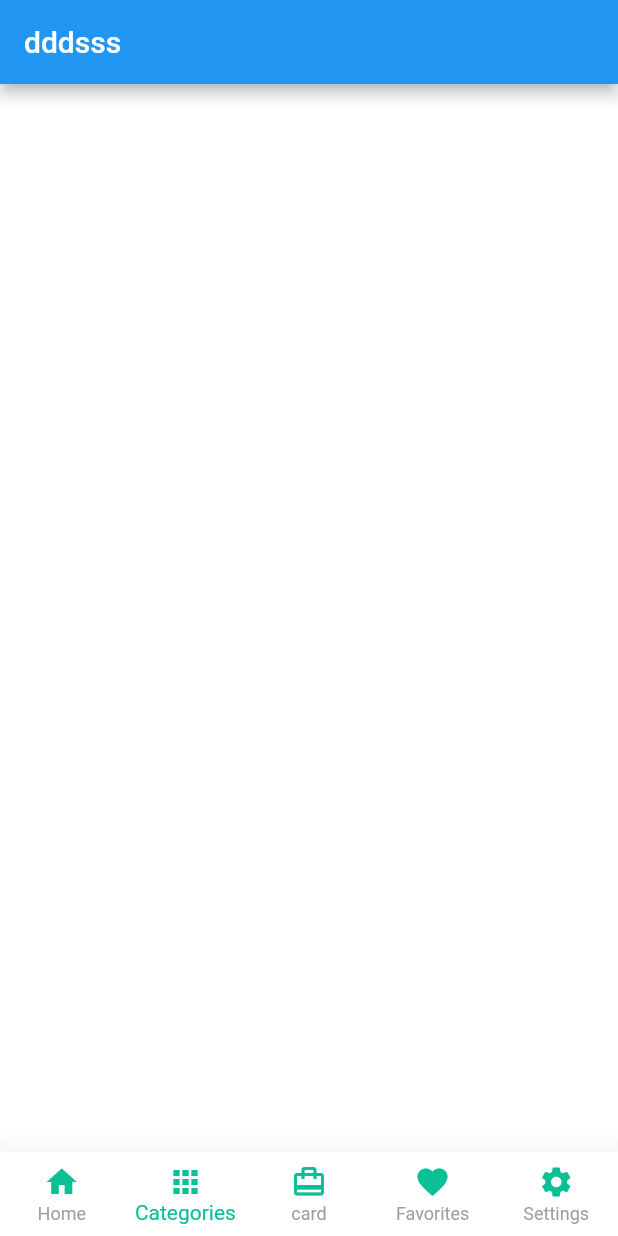
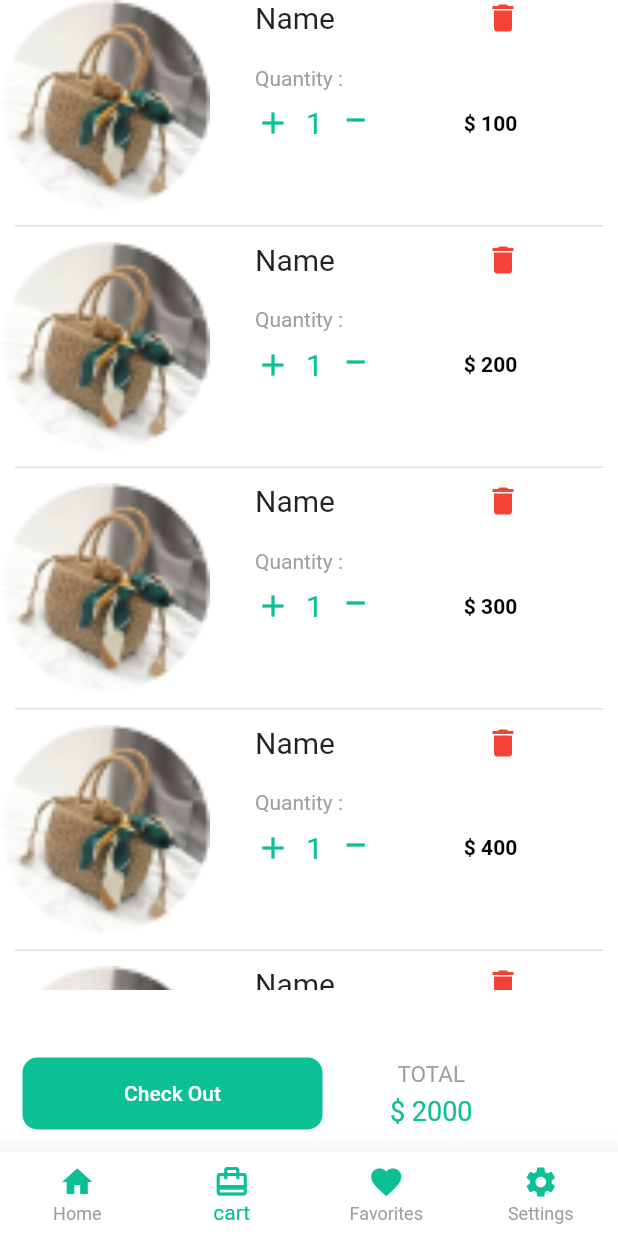
Before and after one commit to mido75/project-with-flutter1, a Flutter app: the screen it shows once a user with an empty profile is signed in, item 2 of the bottom bar chosen, on a phone screen of 412 x 824 dp. Run offline on Flutter 3.47's test engine with Material 2 defaults, Android fonts, the phone set to English and light mode, and no system bars; our stand-ins replace cloud_firestore, firebase_auth, firebase_core, flutter_svg, get, google_sign_in; missing offline and left inert: flutter_facebook_auth, flutter_login_facebook; accounts and stored records are empty; network calls fail; Roboto replaces fonts that are missing (jannah).

Commit message:
Rahma_mahmoud

```diff
--- a/lib/core/viewModel/control_view_model.dart
+++ b/lib/core/viewModel/control_view_model.dart
@@ -1,10 +1,11 @@
 import 'package:flutter/material.dart';
 import 'package:get/get.dart';
-import 'package:untitled/modules/card/card.dart';
+import 'package:untitled/modules/cart_screen/cart.dart';
 import 'package:untitled/modules/cateogries_screen/cateogries_screen.dart';
-import 'package:untitled/modules/favorite_screen/favorites_screen.dart';
 import 'package:untitled/modules/home/home_screen.dart';
 import 'package:untitled/modules/setting_screen/setting_screen.dart';
+
+import '../../modules/favourites/favorites_screen.dart';
 
 class ControlViewModel extends GetxController {
 
@@ -26,20 +27,15 @@ class ControlViewModel extends GetxController {
         }
       case 1:
         {
-          _currentScreen =  CateogriesScreen();
+          _currentScreen = CartScreen();
           break;
         }
       case 2:
         {
-          _currentScreen = CardScreen();
+          _currentScreen = FavoriteScreen();
           break;
         }
       case 3:
-        {
-          _currentScreen = FavoriteScreen();
-          break;
-        }
-      case 4:
         {
           _currentScreen = SettingScreen();
           break;
--- a/lib/layout/shop_layout.dart
+++ b/lib/layout/shop_layout.dart
@@ -1,12 +1,10 @@
 import 'package:flutter/material.dart';
 import 'package:get/get.dart';
 import 'package:untitled/core/viewModel/control_view_model.dart';
-import 'package:untitled/modules/card/card.dart';
+import 'package:untitled/modules/cart_screen/cart.dart';
 import 'package:untitled/modules/cateogries_screen/cateogries_screen.dart';
-import 'package:untitled/modules/favorite_screen/favorites_screen.dart';
 import 'package:untitled/modules/home/home_screen.dart';
 import 'package:untitled/modules/setting_screen/setting_screen.dart';
-
 import '../core/viewModel/home_view_model.dart';
 /*
 class ShopLayout extends StatelessWidget {
--- a/lib/modules/card/card.dart
+++ /dev/null
@@ -1,13 +0,0 @@
-import 'package:flutter/material.dart';
-
-class CardScreen extends StatelessWidget {
-
-  @override
-  Widget build(BuildContext context) {
-    return Scaffold(
-      appBar: AppBar(
-        title: Text('dddsswwqqq'),
-      ),
-    );
-  }
-}
--- /dev/null
+++ b/lib/modules/cart_screen/cart.dart
@@ -0,0 +1,155 @@
+import 'dart:core';
+
+import 'package:flutter/material.dart';
+
+class CartScreen extends StatelessWidget {
+List<String> names = <String>[
+  "Name",
+  "Name",
+  "Name",
+  "Name",
+  "Name",
+  ];
+List<String> string = <String>[
+  "Quantity : ",
+  "Quantity : ",
+  "Quantity : ",
+  "Quantity : ",
+  "Quantity : ",
+
+];
+List<String> images = <String>[
+  'imagies/Ellipse5.png',
+  'imagies/Ellipse5.png',
+  'imagies/Ellipse5.png',
+  'imagies/Ellipse5.png',
+  'imagies/Ellipse5.png',
+];
+List<int> prices =<int> [
+  100,200,300,400,500
+];
+  @override
+  Widget build(BuildContext context) {
+    return Scaffold(
+     body: Column(
+       children: [
+       Expanded(
+         child: Container(
+           child: ListView.separated(itemBuilder: (context,index){
+             return Container(
+               height: 140,
+               child:  Row(
+                 children: [
+                   Container(
+                     width: 140 ,
+                     child: Image.asset(images[index],
+                       fit: BoxFit.fill,
+                     ),
+                   ),
+                   Padding(
+                     padding: EdgeInsets.only(left: 30.0,),
+                     child: Column(
+                       crossAxisAlignment: CrossAxisAlignment.start,
+                       children: [
+                         Row(
+                           children: [
+                             Text(names[index],
+                               style: TextStyle(fontSize: 20,),
+                             ),
+                             SizedBox(width: 100.0,),
+                             Icon(Icons.delete,color: Colors.red,)
+                           ],
+                         ),
+                         SizedBox(height: 20.0,),
+
+                         Text(string[index],
+                           style: TextStyle(color: Colors.grey,),
+                         ),
+                         Row(
+                           mainAxisAlignment: MainAxisAlignment.center,
+                           children:  [
+                             Icon(Icons.add,color: Color(0xff0CC095),),
+                             SizedBox(width: 10.0,),
+                             Text('1',
+                               style: TextStyle(
+                                 fontSize: 20,
+                                 color: Color(0xff0CC095),
+                               ),
+                             ),
+                             SizedBox(width: 10.0,),
+                             Padding(
+                               padding: EdgeInsets.only(bottom: 20),
+                               child: Icon(Icons.minimize,color: Color(0xff0CC095),),
+                             ),
+                             SizedBox(width: 60.0,),
+                             Text('\$ ${prices[index].toString()}',
+                               style: TextStyle(color: Colors.black,
+                                 fontWeight: FontWeight.bold,
+
+                               ),
+                             ),
+
+                           ],
+                         ),
+                       ],
+                     ),
+                   ),
+                 ],
+
+               ),
+             );
+           },itemCount: names.length,
+             separatorBuilder:(BuildContext context,int index){
+               return Column(
+                 children: [
+                   Padding(
+                     padding:  EdgeInsets.all(10.0),
+                     child: Container(
+                       height: 1.0,
+                       color: Colors.grey.shade300,
+                     ),
+                   ),
+
+                 ],
+               );
+
+             },
+           ),
+         ),
+       ),
+
+         Padding(
+           padding:  EdgeInsets.only(top: 30,),
+           child: Row(
+             children: [
+               Padding(
+                 padding: const EdgeInsets.all(15.0),
+                 child: Container(
+                   width: 200.0,
+                   decoration: BoxDecoration(color: Color(0xff0CC095),
+                     borderRadius: BorderRadius.circular(10.0)
+                   )
+                   ,
+                   child: MaterialButton(onPressed: (){},
+                     height: 40.0,
+                     child: Text("Check Out",style: TextStyle(color: Colors.white),)
+                     ,),
+                 ),
+               ),
+               SizedBox(width: 30.0,),
+               Column(
+                 children: [
+                   Text("TOTAL",style: TextStyle(fontSize: 15,color: Colors.grey),),
+                   SizedBox(height: 5.0,),
+                   Text('\$ 2000',style: TextStyle(color: Color(0xff0CC095), fontSize: 18,),)
+                 ],
+               ),
+             ],
+           ),
+         ),
+
+    ],
+     ),
+    );
+  }
+}
--- a/lib/modules/control_view.dart
+++ b/lib/modules/control_view.dart
@@ -34,17 +34,10 @@ class ControlView extends GetWidget<AuthViewModel> {
           ),
           BottomNavigationBarItem(
             icon: Icon(
-              Icons.apps,
-              color: Color(0xff0CC095),
-            ),
-            label: 'Categories',
-          ),
-          BottomNavigationBarItem(
-            icon: Icon(
               Icons.card_travel,
               color: Color(0xff0CC095),
             ),
-            label: 'card',
+            label: 'cart',
           ),
           BottomNavigationBarItem(
             icon: Icon(
--- a/lib/modules/favorite_screen/favorites_screen.dart
+++ /dev/null
@@ -1,13 +0,0 @@
-import 'package:flutter/material.dart';
-
-class FavoriteScreen extends StatelessWidget {
-
-  @override
-  Widget build(BuildContext context) {
-    return Scaffold(
-      appBar: AppBar(
-        title: Text('ddd'),
-      ),
-    );
-  }
-}
--- /dev/null
+++ b/lib/modules/favourites/favorites_screen.dart
@@ -0,0 +1,24 @@
+import 'package:flutter/material.dart';
+
+class FavoriteScreen extends StatelessWidget {
+  List<String> names = <String>[
+    "Name",
+    "Name",
+    "Name",
+  ];
+  List<String> images = <String>[
+    'imagies/Ellipse5.png',
+    'imagies/Ellipse5.png',
+    'imagies/Ellipse5.png',
+  ];
+  List<int> prices =<int> [
+    100,200,300,
+  ];
+
+  @override
+  Widget build(BuildContext context) {
+   return Scaffold(
+      body: Container(),
+    );
+  }
+}
--- a/lib/modules/home/home_screen.dart
+++ b/lib/modules/home/home_screen.dart
@@ -47,7 +47,7 @@ class HomeScreen extends StatelessWidget {
                 controller: searchController,
                 keyboardType: TextInputType.text,
                 style: TextStyle(
-                  color: Colors.grey.shade200,
+                  color: Colors.black,
                 ),
                 decoration: InputDecoration(
                   border: OutlineInputBorder(
--- a/lib/modules/setting_screen/setting_screen.dart
+++ b/lib/modules/setting_screen/setting_screen.dart
@@ -11,7 +11,7 @@ class SettingScreen extends StatelessWidget {
       appBar: AppBar(
         actions: [
           MaterialButton(
-            child: Text('log out'),
+            child: Text('log out',),
             onPressed: (){
               _auth.signOut();
               Get.offAll(Users());
```
Also changed, not shown: pubspec.lock, 1 other file.
